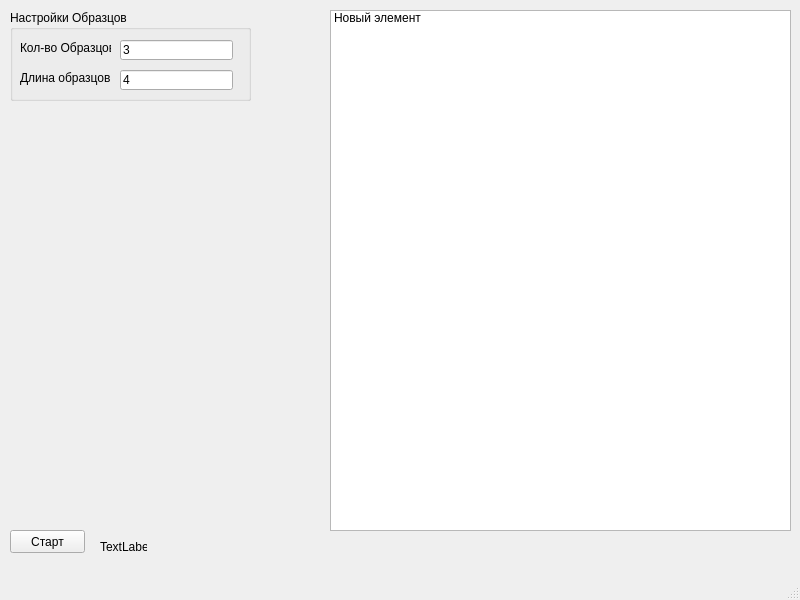
Above: mainwindow.ui from ruslans-s/avtomati_v2 before the change. Below: the same form after it.
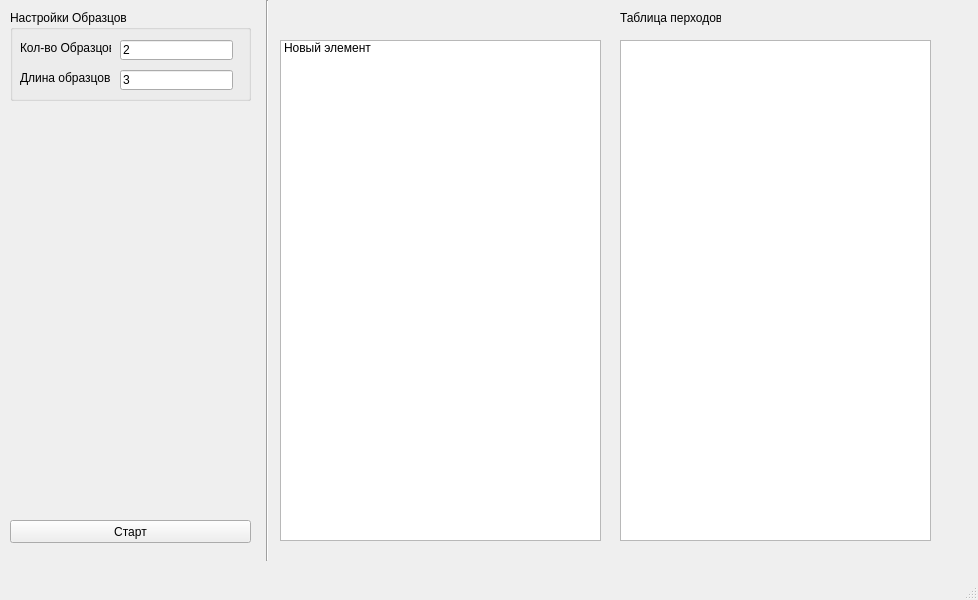
That is the form after the change.

Diff of the .ui file:
```diff
--- a/mainwindow.ui
+++ b/mainwindow.ui
@@ -6,7 +6,7 @@
    <rect>
     <x>0</x>
     <y>0</y>
-    <width>800</width>
+    <width>978</width>
     <height>600</height>
    </rect>
   </property>
@@ -18,8 +18,8 @@
     <property name="geometry">
      <rect>
       <x>10</x>
-      <y>530</y>
-      <width>75</width>
+      <y>520</y>
+      <width>241</width>
       <height>23</height>
      </rect>
     </property>
@@ -27,26 +27,13 @@
      <string>Старт</string>
     </property>
    </widget>
-   <widget class="QLabel" name="label">
-    <property name="geometry">
-     <rect>
-      <x>100</x>
-      <y>540</y>
-      <width>47</width>
-      <height>13</height>
-     </rect>
-    </property>
-    <property name="text">
-     <string>TextLabel</string>
-    </property>
-   </widget>
    <widget class="QListWidget" name="vivod">
     <property name="geometry">
      <rect>
-      <x>330</x>
-      <y>10</y>
-      <width>461</width>
-      <height>521</height>
+      <x>280</x>
+      <y>40</y>
+      <width>321</width>
+      <height>501</height>
      </rect>
     </property>
     <item>
@@ -77,7 +64,7 @@
       </rect>
      </property>
      <property name="text">
-      <string>3</string>
+      <string>2</string>
      </property>
     </widget>
     <widget class="QLineEdit" name="lineEdit_2">
@@ -90,7 +77,7 @@
       </rect>
      </property>
      <property name="text">
-      <string>4</string>
+      <string>3</string>
      </property>
     </widget>
     <widget class="QLabel" name="label_2">
@@ -120,6 +107,54 @@
      </property>
     </widget>
    </widget>
+   <widget class="QTableView" name="tabl">
+    <property name="geometry">
+     <rect>
+      <x>620</x>
+      <y>40</y>
+      <width>311</width>
+      <height>501</height>
+     </rect>
+    </property>
+    <property name="font">
+     <font>
+      <family>Times New Roman</family>
+      <pointsize>9</pointsize>
+     </font>
+    </property>
+    <attribute name="horizontalHeaderMinimumSectionSize">
+     <number>30</number>
+    </attribute>
+    <attribute name="horizontalHeaderDefaultSectionSize">
+     <number>30</number>
+    </attribute>
+   </widget>
+   <widget class="Line" name="line">
+    <property name="geometry">
+     <rect>
+      <x>252</x>
+      <y>0</y>
+      <width>31</width>
+      <height>561</height>
+     </rect>
+    </property>
+    <property name="orientation">
+     <enum>Qt::Vertical</enum>
+    </property>
+   </widget>
+   <widget class="QLabel" name="label">
+    <property name="geometry">
+     <rect>
+      <x>620</x>
+      <y>10</y>
+      <width>101</width>
+      <height>16</height>
+     </rect>
+    </property>
+    <property name="text">
+     <string>Таблица перходов</string>
+    </property>
+   </widget>
   </widget>
   <widget class="QMenuBar" name="menubar">
    <property name="geometry">
```
Left out of the diff: 2 changed lines with no effect on the pictures.
